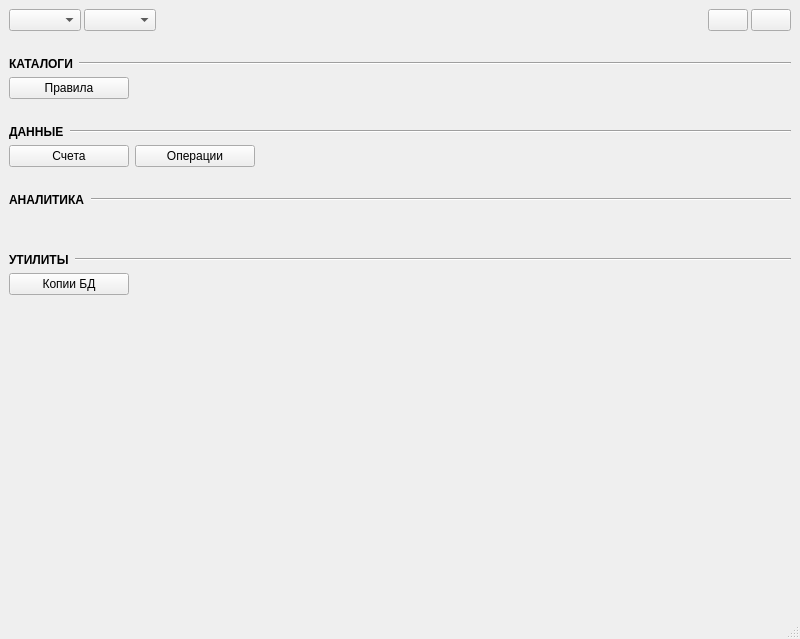
Qt form ui/forms/form_main.ui (e-vladimir/finmanager) before a commit.
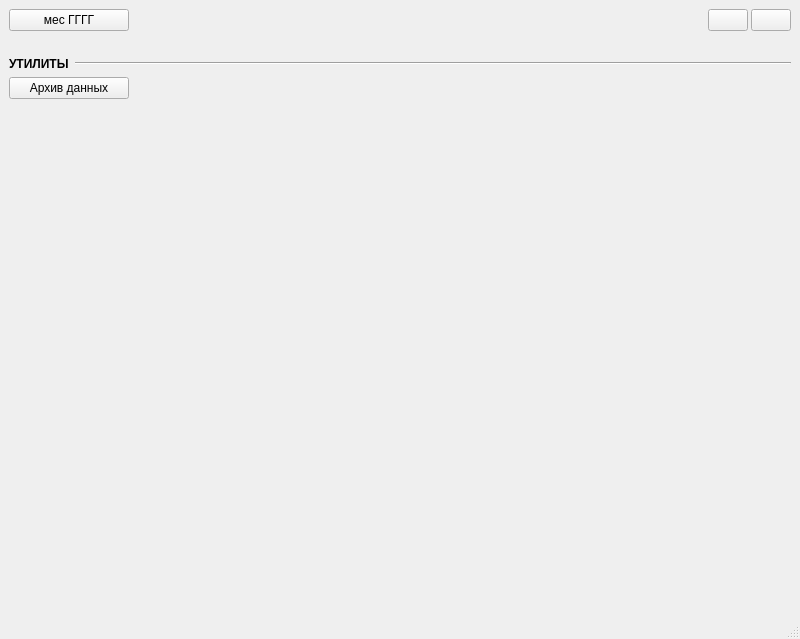
The same form after that commit.

Commit message: + Отображение списка архивов данных + Создание архива данных

Diff of the .ui file:
```diff
--- a/ui/forms/form_main.ui
+++ b/ui/forms/form_main.ui
@@ -21,10 +21,17 @@
        <number>3</number>
       </property>
       <item>
-       <widget class="QComboBox" name="cbbox_dm"/>
-      </item>
-      <item>
-       <widget class="QComboBox" name="cbbox_dy"/>
+       <widget class="QPushButton" name="btn_dmdy">
+        <property name="minimumSize">
+         <size>
+          <width>120</width>
+          <height>0</height>
+         </size>
+        </property>
+        <property name="text">
+         <string>мес ГГГГ</string>
+        </property>
+       </widget>
       </item>
       <item>
        <spacer name="horizontalSpacer">
@@ -55,213 +62,6 @@
       </item>
      </layout>
     </item>
-    <item>
-     <spacer name="verticalSpacer_4">
-      <property name="orientation">
-       <enum>Qt::Orientation::Vertical</enum>
-      </property>
-      <property name="sizeType">
-       <enum>QSizePolicy::Policy::Fixed</enum>
-      </property>
-      <property name="sizeHint" stdset="0">
-       <size>
-        <width>20</width>
-        <height>20</height>
-       </size>
-      </property>
-     </spacer>
-    </item>
-    <item>
-     <layout class="QHBoxLayout" name="horizontalLayout_2" stretch="0,1">
-      <item>
-       <widget class="QLabel" name="label">
-        <property name="font">
-         <font>
-          <bold>true</bold>
-         </font>
-        </property>
-        <property name="text">
-         <string>КАТАЛОГИ</string>
-        </property>
-       </widget>
-      </item>
-      <item>
-       <widget class="Line" name="line_2">
-        <property name="orientation">
-         <enum>Qt::Orientation::Horizontal</enum>
-        </property>
-       </widget>
-      </item>
-     </layout>
-    </item>
-    <item>
-     <layout class="QHBoxLayout" name="horizontalLayout_4">
-      <item>
-       <widget class="QPushButton" name="btn_rules">
-        <property name="minimumSize">
-         <size>
-          <width>120</width>
-          <height>0</height>
-         </size>
-        </property>
-        <property name="text">
-         <string>Правила</string>
-        </property>
-       </widget>
-      </item>
-      <item>
-       <spacer name="horizontalSpacer_3">
-        <property name="orientation">
-         <enum>Qt::Orientation::Horizontal</enum>
-        </property>
-        <property name="sizeHint" stdset="0">
-         <size>
-          <width>40</width>
-          <height>20</height>
-         </size>
-        </property>
-       </spacer>
-      </item>
-     </layout>
-    </item>
-    <item>
-     <spacer name="verticalSpacer_6">
-      <property name="orientation">
-       <enum>Qt::Orientation::Vertical</enum>
-      </property>
-      <property name="sizeType">
-       <enum>QSizePolicy::Policy::Fixed</enum>
-      </property>
-      <property name="sizeHint" stdset="0">
-       <size>
-        <width>20</width>
-        <height>20</height>
-       </size>
-      </property>
-     </spacer>
-    </item>
-    <item>
-     <layout class="QHBoxLayout" name="horizontalLayout_3" stretch="0,1">
-      <item>
-       <widget class="QLabel" name="label_2">
-        <property name="font">
-         <font>
-          <bold>true</bold>
-         </font>
-        </property>
-        <property name="text">
-         <string>ДАННЫЕ</string>
-        </property>
-       </widget>
-      </item>
-      <item>
-       <widget class="Line" name="line_4">
-        <property name="orientation">
-         <enum>Qt::Orientation::Horizontal</enum>
-        </property>
-       </widget>
-      </item>
-     </layout>
-    </item>
-    <item>
-     <layout class="QHBoxLayout" name="horizontalLayout_5">
-      <item>
-       <widget class="QPushButton" name="btn_accounts">
-        <property name="minimumSize">
-         <size>
-          <width>120</width>
-          <height>0</height>
-         </size>
-        </property>
-        <property name="text">
-         <string>Счета</string>
-        </property>
-       </widget>
-      </item>
-      <item>
-       <widget class="QPushButton" name="btn_transactions">
-        <property name="minimumSize">
-         <size>
-          <width>120</width>
-          <height>0</height>
-         </size>
-        </property>
-        <property name="text">
-         <string>Операции</string>
-        </property>
-       </widget>
-      </item>
-      <item>
-       <spacer name="horizontalSpacer_5">
-        <property name="orientation">
-         <enum>Qt::Orientation::Horizontal</enum>
-        </property>
-        <property name="sizeHint" stdset="0">
-         <size>
-          <width>40</width>
-          <height>20</height>
-         </size>
-        </property>
-       </spacer>
-      </item>
-     </layout>
-    </item>
-    <item>
-     <spacer name="verticalSpacer_7">
-      <property name="orientation">
-       <enum>Qt::Orientation::Vertical</enum>
-      </property>
-      <property name="sizeType">
-       <enum>QSizePolicy::Policy::Fixed</enum>
-      </property>
-      <property name="sizeHint" stdset="0">
-       <size>
-        <width>20</width>
-        <height>20</height>
-       </size>
-      </property>
-     </spacer>
-    </item>
-    <item>
-     <layout class="QHBoxLayout" name="horizontalLayout_8" stretch="0,1">
-      <item>
-       <widget class="QLabel" name="label_4">
-        <property name="font">
-         <font>
-          <bold>true</bold>
-         </font>
-        </property>
-        <property name="text">
-         <string>АНАЛИТИКА</string>
-        </property>
-       </widget>
-      </item>
-      <item>
-       <widget class="Line" name="line_6">
-        <property name="orientation">
-         <enum>Qt::Orientation::Horizontal</enum>
-        </property>
-       </widget>
-      </item>
-     </layout>
-    </item>
-    <item>
-     <layout class="QHBoxLayout" name="horizontalLayout_9">
-      <item>
-       <spacer name="horizontalSpacer_7">
-        <property name="orientation">
-         <enum>Qt::Orientation::Horizontal</enum>
-        </property>
-        <property name="sizeHint" stdset="0">
-         <size>
-          <width>40</width>
-          <height>20</height>
-         </size>
-        </property>
-       </spacer>
-      </item>
-     </layout>
-    </item>
     <item>
      <spacer name="verticalSpacer_8">
       <property name="orientation">
@@ -312,7 +112,7 @@
          </size>
         </property>
         <property name="text">
-         <string>Копии БД</string>
+         <string>Архив данных</string>
         </property>
        </widget>
       </item>
```
Left out of the diff: 2 changed lines with no effect on the pictures. The commit also changes 29 other files.
